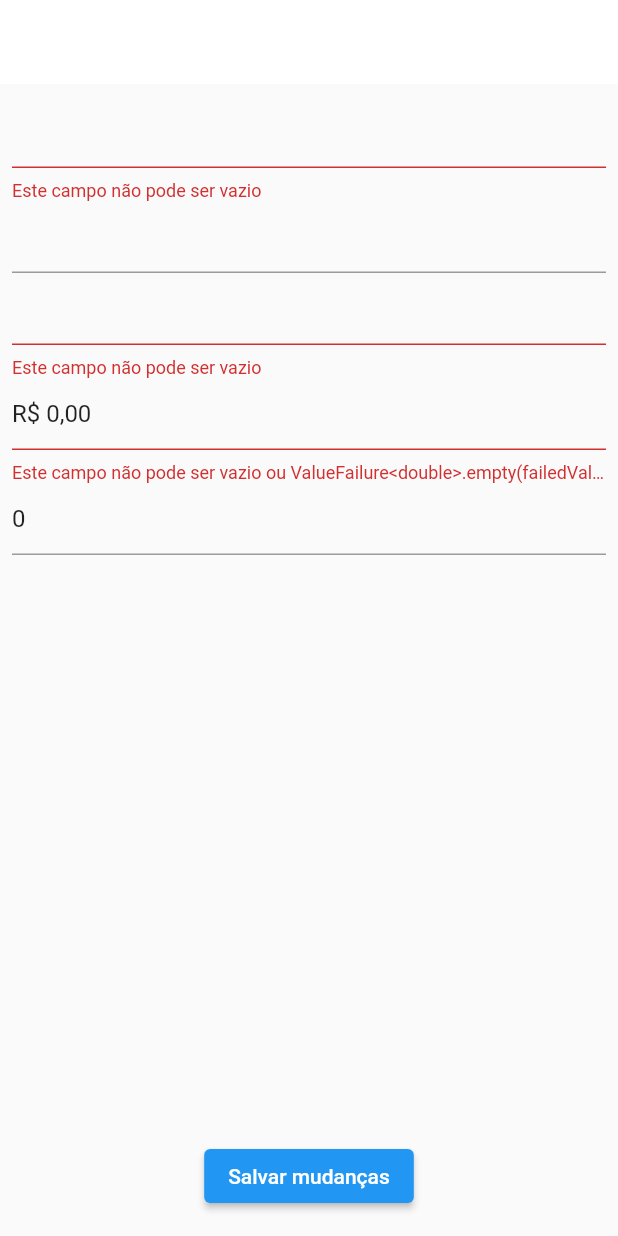
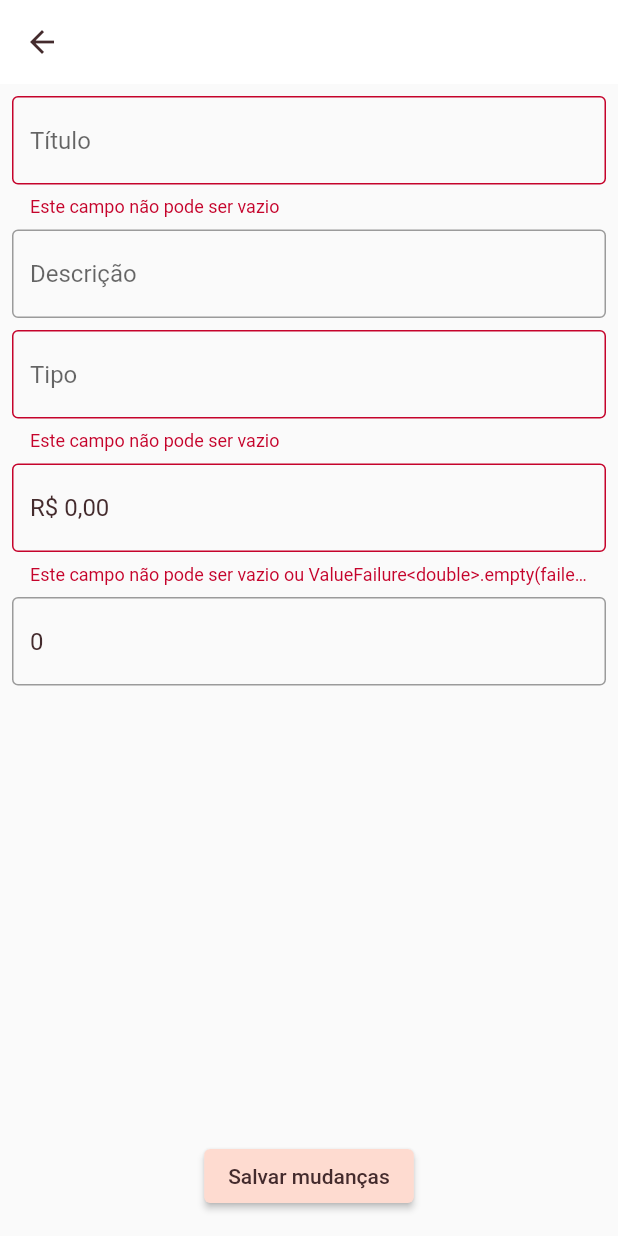
Before and after one commit to miller00315/flutter_ddd_firebase, a Flutter app: the EditProductPage screen opened directly with empty values, after a tap on "Salvar mudanças", on a phone screen of 412 x 824 dp. Run offline on Flutter 3.47's test engine with Material 2 defaults, Android fonts, the phone set to English and light mode, and no system bars; our stand-ins replace bloc, cloud_firestore, dartz, equatable, firebase_core, flutter_bloc and 4 more; missing offline and left inert: firebase_image; accounts and stored records are empty.

Commit message:
ajustando o design do app

```diff
--- /dev/null
+++ b/flutter_project/lib/config/design_metrics/app_font_size.dart
@@ -0,0 +1,5 @@
+mixin AppFontSize {
+  static const small = 14.0;
+  static const medium = 16.0;
+  static const big = 18.0;
+}
--- a/flutter_project/lib/src/presentation/app_widget.dart
+++ b/flutter_project/lib/src/presentation/app_widget.dart
@@ -1,4 +1,5 @@
 import 'package:flutter/material.dart';
+import 'package:flutter_project/config/themes/app_theme.dart';
 import 'package:flutter_project/src/presentation/router/router.dart';
 
 class AppWidget extends StatelessWidget {
@@ -8,7 +9,7 @@ class AppWidget extends StatelessWidget {
   Widget build(BuildContext context) {
     return MaterialApp(
       title: 'Products app',
-      theme: ThemeData.light(),
+      theme: AppTheme,
       onGenerateRoute: generateRoutes,
     );
   }
--- a/flutter_project/lib/src/presentation/pages/edit_product_page/edit_product_page.dart
+++ b/flutter_project/lib/src/presentation/pages/edit_product_page/edit_product_page.dart
@@ -65,6 +65,7 @@ class _EditProductPageState extends State<EditProductPage> {
                       padding: const EdgeInsets.all(8),
                       children: [
                         TextFormField(
+                          decoration: const InputDecoration(hintText: 'Título'),
                           initialValue: state.product!.title.getOrElse(''),
                           onChanged: (title) =>
                               bloc.add(ProductFormEvent.titleChanged(title)),
@@ -77,7 +78,12 @@ class _EditProductPageState extends State<EditProductPage> {
                             (_) => null,
                           ),
                         ),
+                        const SizedBox(
+                          height: 8,
+                        ),
                         TextFormField(
+                          decoration:
+                              const InputDecoration(hintText: 'Descrição'),
                           minLines: 1,
                           maxLines: 5,
                           initialValue: state.product!.description,
@@ -85,7 +91,11 @@ class _EditProductPageState extends State<EditProductPage> {
                             ProductFormEvent.descriptionChanged(description),
                           ),
                         ),
+                        const SizedBox(
+                          height: 8,
+                        ),
                         TextFormField(
+                          decoration: const InputDecoration(hintText: 'Tipo'),
                           initialValue: state.product!.type.getOrElse(''),
                           onChanged: (type) => bloc.add(
                             ProductFormEvent.typeChanged(type),
@@ -98,7 +108,11 @@ class _EditProductPageState extends State<EditProductPage> {
                             (r) => null,
                           ),
                         ),
+                        const SizedBox(
+                          height: 8,
+                        ),
                         TextFormField(
+                          decoration: const InputDecoration(hintText: 'Preço'),
                           keyboardType: TextInputType.number,
                           inputFormatters: [_formatter],
                           initialValue: _formatter.format(
@@ -126,7 +140,12 @@ class _EditProductPageState extends State<EditProductPage> {
                             (_) => null,
                           ),
                         ),
+                        const SizedBox(
+                          height: 8,
+                        ),
                         TextFormField(
+                          decoration:
+                              const InputDecoration(hintText: 'Classificação'),
                           keyboardType: TextInputType.number,
                           initialValue: state.product!.rating.toString(),
                           inputFormatters: [
```
Also changed, not shown: flutter_project/lib/config/colors/default_colors.dart (added, +15 -0 lines), flutter_project/lib/config/themes/app_theme.dart (added, +55 -0 lines).
